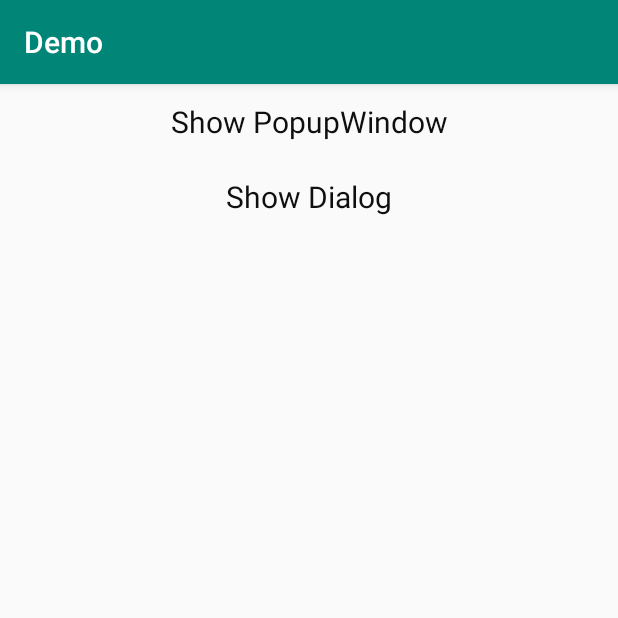
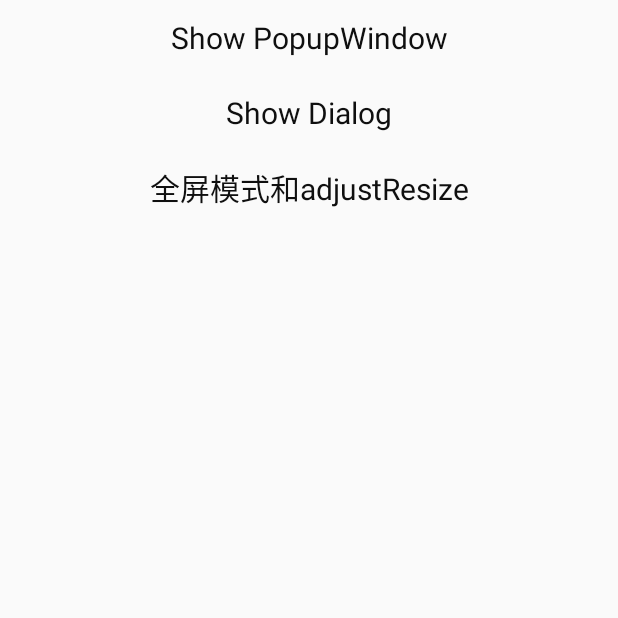
Before and after one commit to Amoryan/base, an Android app: the screen it shows after launch (MainActivity), on a phone screen of 412 x 824 dp, the top half of it. Run offline under Robolectric (Android 15) with nearby library versions, the phone set to English and light mode, and no system bars; libraries missing offline, so code that uses them is left out: com.gyf.barlibrary.

Commit message:
全屏模式与adjustResize的冲突

```diff
--- a/app/build.gradle
+++ b/app/build.gradle
@@ -25,6 +25,7 @@ android {
 }
 
 def support = rootProject.ext.support
+def other = rootProject.ext.other
 
 dependencies {
     implementation fileTree(include: ['*.jar'], dir: 'libs')
@@ -36,6 +37,8 @@ dependencies {
     implementation support.constraint_layout
     implementation support.recyclerview_v7
 
+    implementation other.librarybar
+
     testImplementation 'junit:junit:4.12'
     androidTestImplementation 'com.android.support.test:runner:1.0.2'
     androidTestImplementation 'com.android.support.test.espresso:espresso-core:3.0.2'
--- a/app/src/main/AndroidManifest.xml
+++ b/app/src/main/AndroidManifest.xml
@@ -16,6 +16,7 @@
                 <category android:name="android.intent.category.LAUNCHER"/>
             </intent-filter>
         </activity>
+        <activity android:name=".FullScreenAdjustResizeActivity"/>
     </application>
 
 </manifest>
--- a/app/src/main/java/com/fxyan/demo/MainActivity.kt
+++ b/app/src/main/java/com/fxyan/demo/MainActivity.kt
@@ -6,6 +6,7 @@ import android.view.View
 import android.widget.Toast
 import com.fxyan.widget.IphoneStyleDialog
 import com.fxyan.widget.IphoneStylePopWindow
+import com.gyf.barlibrary.ImmersionBar
 import kotlinx.android.synthetic.main.activity_main.*
 
 class MainActivity : AppCompatActivity() {
@@ -34,5 +35,9 @@ class MainActivity : AppCompatActivity() {
                 .setCancelable(false)
                 .show()
         }
+
+        textView2.setOnClickListener {
+            FullScreenAdjustResizeActivity.open(this@MainActivity)
+        }
     }
 }
--- a/app/src/main/res/layout/activity_main.xml
+++ b/app/src/main/res/layout/activity_main.xml
@@ -24,4 +24,13 @@
             android:textColor="#0f0f0f"
             android:textSize="20sp"/>
 
+    <TextView
+            android:id="@+id/textView2"
+            android:layout_width="match_parent"
+            android:layout_height="50dp"
+            android:gravity="center"
+            android:text="全屏模式和adjustResize"
+            android:textColor="#0f0f0f"
+            android:textSize="20sp"/>
+
 </LinearLayout>
--- a/app/src/main/res/values/styles.xml
+++ b/app/src/main/res/values/styles.xml
@@ -1,7 +1,7 @@
 <resources>
 
     <!-- Base application theme. -->
-    <style name="AppTheme" parent="Theme.AppCompat.Light.DarkActionBar">
+    <style name="AppTheme" parent="Theme.AppCompat.Light.NoActionBar">
         <!-- Customize your theme here. -->
         <item name="colorPrimary">@color/colorPrimary</item>
         <item name="colorPrimaryDark">@color/colorPrimaryDark</item>
```
Also changed, not shown: app/src/main/java/com/fxyan/demo/FullScreenAdjustResizeActivity.java (added, +68 -0 lines), app/src/main/res/layout/activity_fullscreen_adjust_resize.xml (added, +14 -0 lines), config.gradle (+6 -3 lines).
